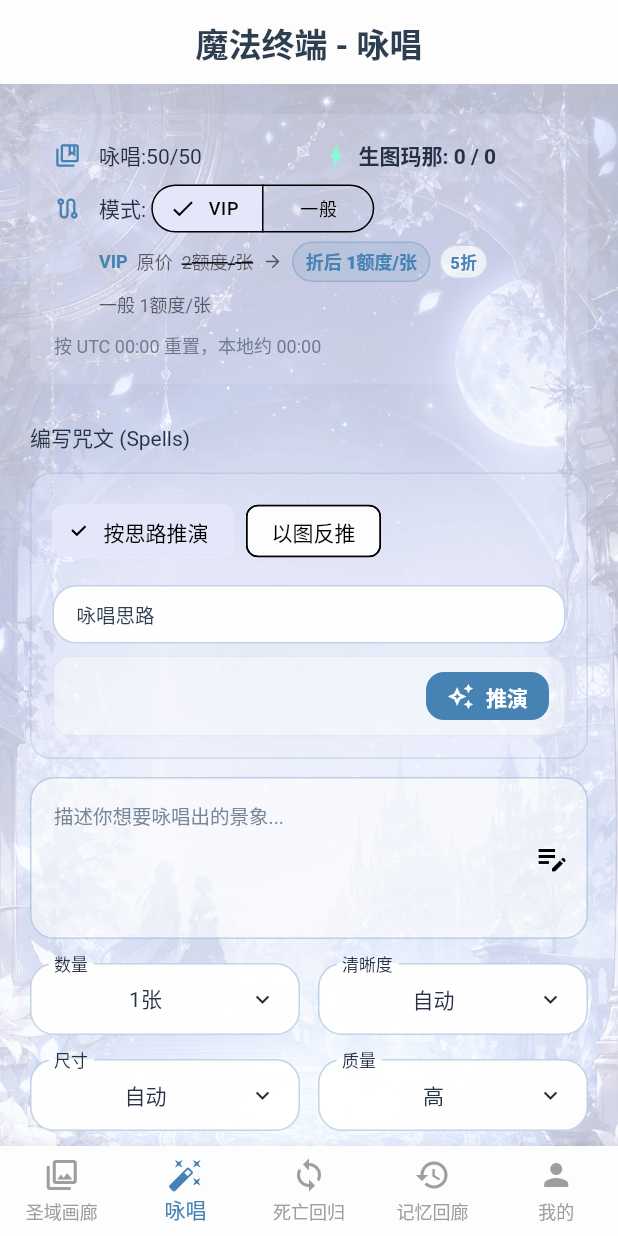
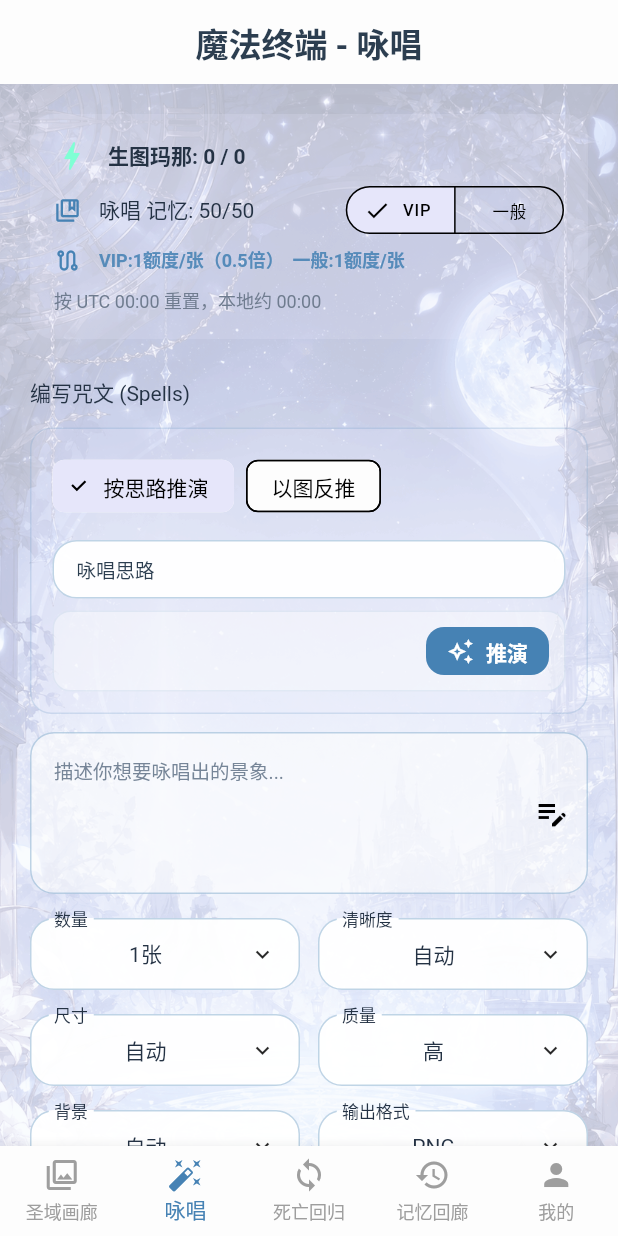
Before and after one commit to dq52099/RE0, a Flutter app: the HomeScreen screen opened directly, item 2 of the bottom bar chosen, on a phone screen of 412 x 824 dp. Run offline on Flutter 3.47's test engine with Material 3 defaults, Android fonts, the phone set to English and light mode, and no system bars; our stand-ins replace cookie_jar, dio, dio_cookie_manager, flutter_riverpod, image_cropper, image_picker and 1 more; accounts and stored records are empty; network calls fail.

Commit message:
Release 1.2.25

```diff
--- a/lib/core/app_version.dart
+++ b/lib/core/app_version.dart
@@ -3,16 +3,16 @@ class AppVersion {
 
   static const name = String.fromEnvironment(
     'RE0_VERSION_NAME',
-    defaultValue: '1.2.24',
+    defaultValue: '1.2.25',
   );
 
   static const code = int.fromEnvironment(
     'RE0_VERSION_CODE',
-    defaultValue: 10224,
+    defaultValue: 10225,
   );
 
   static const releaseTag = String.fromEnvironment(
     'RE0_RELEASE_TAG',
-    defaultValue: 'v1.2.24',
+    defaultValue: 'v1.2.25',
   );
 }
--- a/lib/core/image_capabilities.dart
+++ b/lib/core/image_capabilities.dart
@@ -243,6 +243,9 @@ class ImageModeCapabilities {
   }
 
   bool get hasVipDiscount => vipQuotaMultiplier < 1;
+
+  String get vipMultiplierLabel =>
+      _formatCompactNumber(vipQuotaMultiplier <= 0 ? 1.0 : vipQuotaMultiplier);
 
   String get vipDiscountLabel {
     final multiplier = vipQuotaMultiplier <= 0 ? 1.0 : vipQuotaMultiplier;
--- a/lib/core/image_quota_price_line.dart
+++ b/lib/core/image_quota_price_line.dart
@@ -14,72 +14,14 @@ class ImageQuotaPriceLine extends StatelessWidget {
 
   @override
   Widget build(BuildContext context) {
-    final theme = Theme.of(context);
-    final baseStyle = theme.textTheme.bodySmall;
-    final muted = theme.colorScheme.onSurface.withValues(alpha: 0.58);
-    final discounted = capabilities.hasVipDiscount;
-    return Wrap(
-      spacing: 6,
-      runSpacing: 6,
-      crossAxisAlignment: WrapCrossAlignment.center,
-      children: [
-        Text(
-          'VIP',
-          style: baseStyle?.copyWith(
-            color: accentColor,
-            fontWeight: FontWeight.w700,
+    return Text(
+      'VIP:${capabilities.effectiveVipQuotaPerImage}额度/张（${capabilities.vipMultiplierLabel}倍）  一般:${capabilities.generalQuotaPerImage}额度/张',
+      maxLines: 1,
+      overflow: TextOverflow.ellipsis,
+      style: Theme.of(context).textTheme.bodySmall?.copyWith(
+            color: accentColor.withValues(alpha: 0.88),
+            fontWeight: FontWeight.w600,
           ),
-        ),
-        Text(
-          '原价',
-          style: baseStyle?.copyWith(color: muted),
-        ),
-        Text(
-          '${capabilities.vipBaseQuotaPerImage}额度/张',
-          style: baseStyle?.copyWith(
-            color: muted,
-            decoration: discounted ? TextDecoration.lineThrough : null,
-            decorationThickness: 1.6,
-          ),
-        ),
-        if (discounted) ...[
-          Icon(Icons.arrow_forward_rounded, size: 14, color: muted),
-          Container(
-            padding: const EdgeInsets.symmetric(horizontal: 8, vertical: 3),
-            decoration: BoxDecoration(
-              color: accentColor.withValues(alpha: 0.12),
-              borderRadius: BorderRadius.circular(999),
-              border: Border.all(color: accentColor.withValues(alpha: 0.28)),
-            ),
-            child: Text(
-              '折后 ${capabilities.effectiveVipQuotaPerImage}额度/张',
-              style: baseStyle?.copyWith(
-                color: accentColor,
-                fontWeight: FontWeight.w800,
-              ),
-            ),
-          ),
-          Container(
-            padding: const EdgeInsets.symmetric(horizontal: 6, vertical: 2),
-            decoration: BoxDecoration(
-              color: theme.colorScheme.surface.withValues(alpha: 0.72),
-              borderRadius: BorderRadius.circular(999),
-              border: Border.all(color: accentColor.withValues(alpha: 0.24)),
-            ),
-            child: Text(
-              capabilities.vipDiscountLabel,
-              style: theme.textTheme.labelSmall?.copyWith(
-                color: accentColor,
-                fontWeight: FontWeight.w700,
-              ),
-            ),
-          ),
-        ],
-        Text(
-          '一般 ${capabilities.generalQuotaPerImage}额度/张',
-          style: baseStyle?.copyWith(color: muted),
-        ),
-      ],
     );
   }
 }
--- a/lib/features/materializer/materializer_screen.dart
+++ b/lib/features/materializer/materializer_screen.dart
@@ -1251,35 +1251,42 @@ class _MaterializerScreenState extends ConsumerState<MaterializerScreen> {
         children: [
           Row(
             children: [
+              Icon(Icons.bolt, color: brand.successColor),
+              const SizedBox(width: 12),
+              Expanded(
+                child: Text(
+                  '${brand.generateQuotaLabel}: $remain',
+                  maxLines: 1,
+                  overflow: TextOverflow.ellipsis,
+                  style: Theme.of(context).textTheme.bodyMedium?.copyWith(
+                        fontWeight: FontWeight.w600,
+                      ),
+                ),
+              ),
+            ],
+          ),
+          const SizedBox(height: 8),
+          Row(
+            children: [
               Icon(Icons.collections_bookmark_outlined,
                   size: 18, color: brand.primaryColor),
               const SizedBox(width: 12),
               Expanded(
                 child: Text(
-                  '${brand.generateActionLabel}:$retentionText',
+                  '${brand.generateActionLabel} 记忆: $retentionText',
                   maxLines: 1,
                   overflow: TextOverflow.ellipsis,
                   style: Theme.of(context).textTheme.bodyMedium,
                 ),
               ),
+              if (capabilities.imageModes.canSwitch) ...[
                 const SizedBox(width: 12),
-              Icon(Icons.bolt, size: 18, color: brand.successColor),
-              const SizedBox(width: 6),
-              Flexible(
-                child: Text(
-                  '${brand.generateQuotaLabel}: $remain',
-                  maxLines: 1,
-                  overflow: TextOverflow.ellipsis,
-                  textAlign: TextAlign.right,
-                  style: Theme.of(context).textTheme.bodyMedium?.copyWith(
-                        fontWeight: FontWeight.w600,
-                      ),
-                ),
-              ),
+                _buildImageModeSwitch(capabilities, selectedMode),
+              ],
             ],
           ),
           const SizedBox(height: 8),
-          _buildImageModeRow(brand, capabilities, selectedMode),
+          _buildImageModePriceRow(brand, capabilities),
           const SizedBox(height: 8),
           Text(
             utcMidnightLocalResetHint(),
@@ -1290,25 +1297,11 @@ class _MaterializerScreenState extends ConsumerState<MaterializerScreen> {
     );
   }
 
-  Widget _buildImageModeRow(
-    AppBrand brand,
+  Widget _buildImageModeSwitch(
     ImageCapabilities capabilities,
     String selectedMode,
   ) {
-    final canSwitch = capabilities.imageModes.canSwitch;
-    return Column(
-      crossAxisAlignment: CrossAxisAlignment.start,
-      children: [
-        Row(
-          children: [
-            Icon(Icons.route_outlined, size: 18, color: brand.primaryColor),
-            const SizedBox(width: 12),
-            Text(
-              '模式: ',
-              style: Theme.of(context).textTheme.bodyMedium,
-            ),
-            if (canSwitch)
-              SegmentedButton<String>(
+    return SegmentedButton<String>(
       segments: const [
         ButtonSegment(value: 'vip', label: Text('VIP')),
         ButtonSegment(value: 'general', label: Text('一般')),
@@ -1324,20 +1317,21 @@ class _MaterializerScreenState extends ConsumerState<MaterializerScreen> {
         visualDensity: VisualDensity.compact,
         tapTargetSize: MaterialTapTargetSize.shrinkWrap,
         textStyle: WidgetStateProperty.all(
-                    Theme.of(context).textTheme.labelMedium,
-                  ),
-                ),
-              )
-            else
-              Text(
-                imageModeLabel(selectedMode),
-                style: Theme.of(context).textTheme.bodyMedium,
-              ),
-          ],
-        ),
-        const SizedBox(height: 6),
-        Padding(
-          padding: const EdgeInsets.only(left: 30),
+          Theme.of(context).textTheme.labelSmall,
+        ),
+      ),
+    );
+  }
+
+  Widget _buildImageModePriceRow(
+    AppBrand brand,
+    ImageCapabilities capabilities,
+  ) {
+    return Row(
+      children: [
+        Icon(Icons.route_outlined, size: 18, color: brand.primaryColor),
+        const SizedBox(width: 12),
+        Expanded(
           child: ImageQuotaPriceLine(
             capabilities: capabilities.imageModes,
             accentColor: brand.primaryColor,
--- a/pubspec.yaml
+++ b/pubspec.yaml
@@ -1,6 +1,6 @@
 name: re0
 description: 从零开始的异世界生图
-version: 1.2.24+10224
+version: 1.2.25+10225
 
 environment:
   sdk: '>=3.0.0 <4.0.0'
```
Also changed, not shown: lib/features/chronogear/chronogear_screen.dart (+39 -45 lines), 2 other files. Lines whose indentation alone changed are shown as unchanged.
